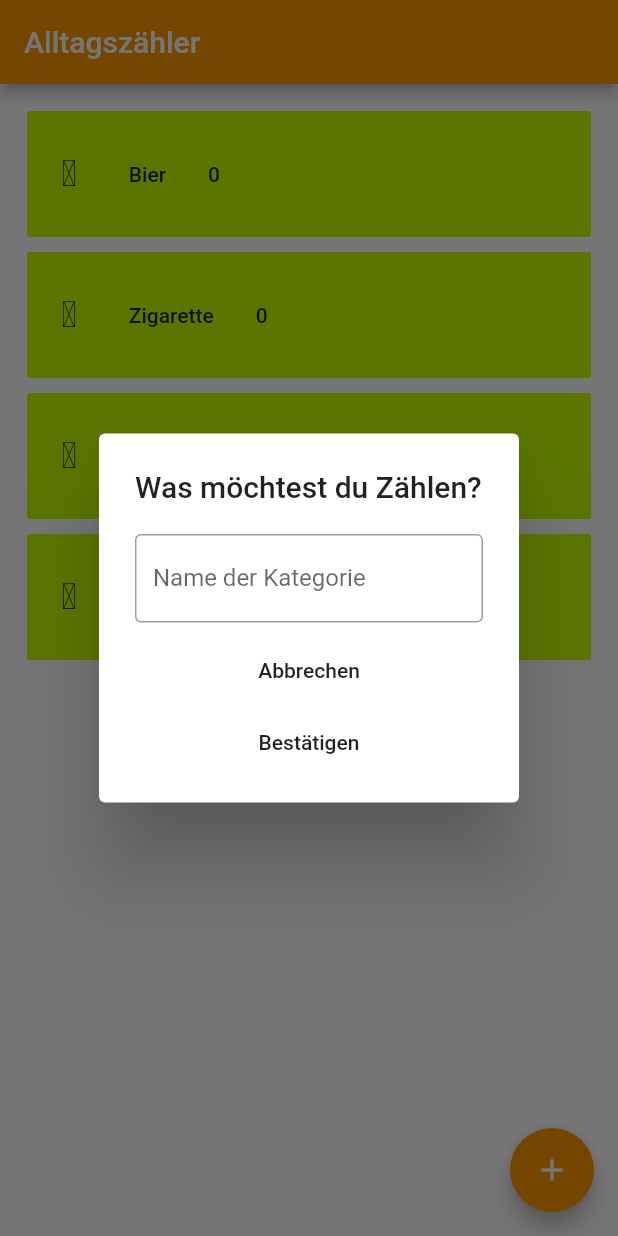
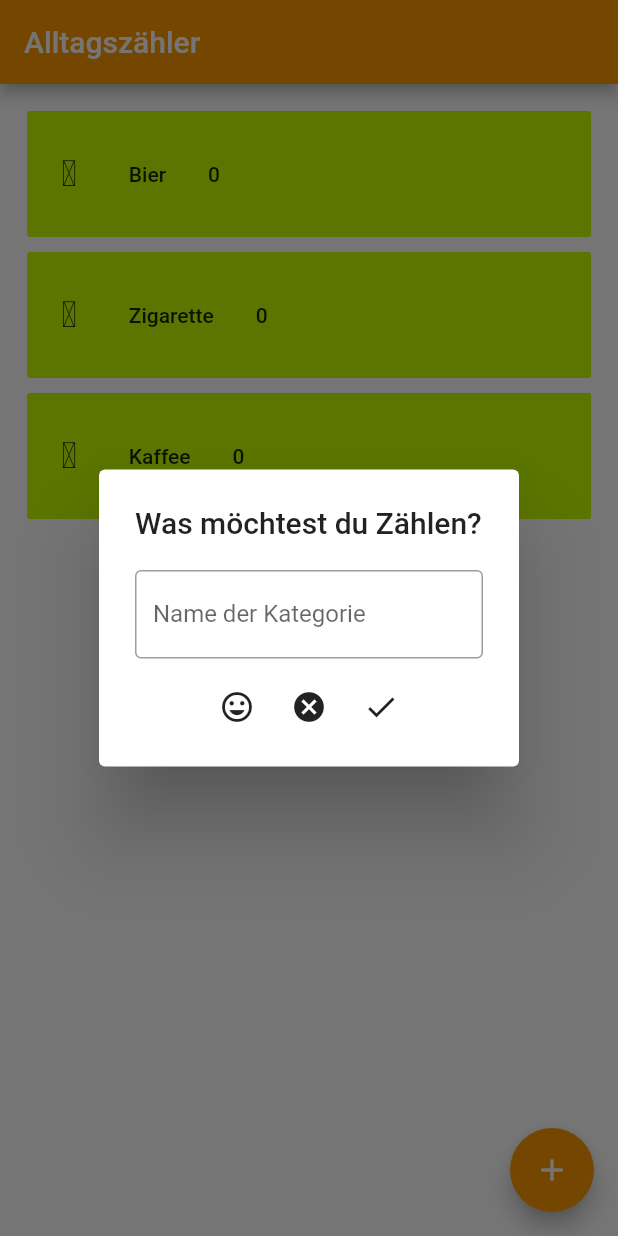
Before and after one commit to floodoo/alltags_zaehler, a Flutter app: the screen it shows after launch, after a tap on the "add" icon, on a phone screen of 412 x 824 dp. Run offline on Flutter 3.47's test engine with Material 2 defaults, Android fonts, the phone set to English and light mode, and no system bars; our stand-ins replace material_design_icons_flutter, shared_preferences; missing offline and left inert: pref_dessert; generated files the repository leaves out were written again.

Commit message:
Mit Icon Button

```diff
--- a/lib/main.dart
+++ b/lib/main.dart
@@ -41,42 +41,6 @@ class MyCounter extends StatefulWidget {
         message: 'Du trinkst schon wieder Kaffee?!',
         icon: "coffee",
         color: Colors.limeAccent[400]),
-    CountButton(
-      name: 'Handy',
-      message: 'Du bist schon wieder am Handy?!',
-      icon: "smartphone",
-      color: Colors.limeAccent[400],
-    ),
-    /*     CountButton(
-        name: 'Sport',
-        message: 'Weiter so!',
-        icon: Icon(Icons.directions_run),
-        color: Colors.limeAccent[400],
-      ),
-      CountButton(
-        name: 'Auto fahren',
-        message: 'Es wäre gut mal mehr zu laufen!',
-        icon: Icon(Icons.directions_car),
-        color: Colors.limeAccent[400],
-      ),
-      CountButton(
-        name: 'Ungesundes Essen',
-        message: 'Ess mal lieber was gesundes!',
-        icon: Icon(Icons.fastfood),
-        color: Colors.limeAccent[400],
-      ),
-      CountButton(
-        name: 'Gesundes Essen',
-        message: 'Weiter so!',
-        icon: Icon(Icons.local_dining),
-        color: Colors.limeAccent[400],
-      ),
-      CountButton(
-        name: 'Treppen laufen',
-        message: 'Weiter so!',
-        icon: Icon(Icons.directions_run),
-        color: Colors.limeAccent[400],
-      ), */
   ];
 
   final repo =
@@ -126,17 +90,28 @@ class _MyAppState extends State<MyCounter> {
                       labelText: 'Name der Kategorie'),
                 ),
               ),
-              FlatButton(
-                child: Text('Abbrechen'),
+              Row(
+                mainAxisAlignment: MainAxisAlignment.center,
+                children: <Widget>[
+                  IconButton(
+                    icon: Icon(Icons.insert_emoticon),
                     onPressed: () {
                       Navigator.of(context).pop();
                     },
                   ),
-              FlatButton(
-                  child: Text('Bestätigen'),
+                  IconButton(
+                    icon: Icon(Icons.cancel),
+                    onPressed: () {
+                      Navigator.of(context).pop();
+                    },
+                  ),
+                  IconButton(
+                      icon: Icon(Icons.check),
                       onPressed: () {
                         Navigator.of(context).pop();
                       })
+                ],
+              )
             ],
           );
         });
```
Lines whose indentation alone changed are shown as unchanged.
